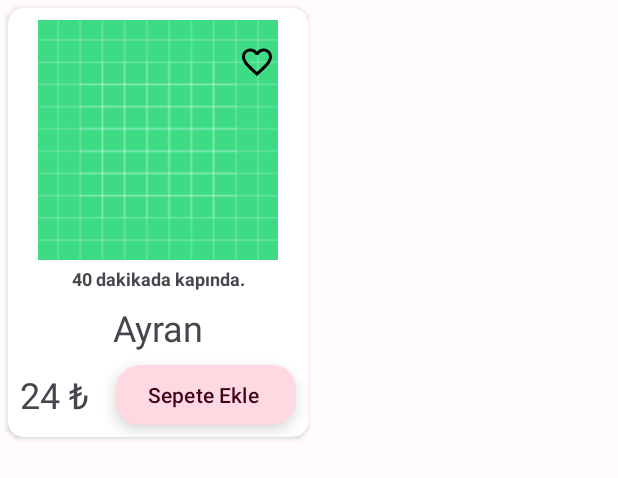
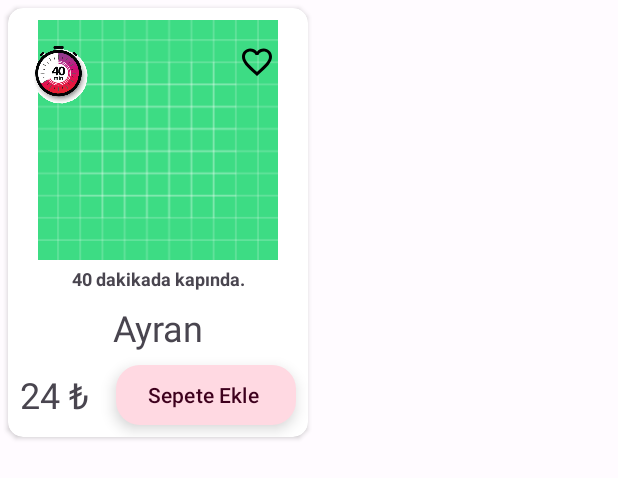
Before and after one commit to muratalarcin/MealExpressApp, an Android app: the layout anasayfa_row.xml on its own in the app's theme, with its tools: preview values and no code run, on a phone screen of 412 x 824 dp. Shown: the top 478 px of the screen. Run offline under Robolectric (Android 15) with nearby library versions, the phone set to English and light mode, and no system bars.

Commit message:
anasayfa row design

```diff
--- /dev/null
+++ b/app/src/main/java/com/muratalarcin/mealexpress/data/entity/Favoriler.java
@@ -0,0 +1,4 @@
+package com.muratalarcin.mealexpress.data.entity;
+
+public class Favoriler {
+}
--- a/app/src/main/java/com/muratalarcin/mealexpress/ui/viewmodel/appviewmodel/DetayViewModel.java
+++ b/app/src/main/java/com/muratalarcin/mealexpress/ui/viewmodel/appviewmodel/DetayViewModel.java
@@ -4,8 +4,11 @@ import androidx.lifecycle.LiveData;
 import androidx.lifecycle.MutableLiveData;
 import androidx.lifecycle.ViewModel;
 
+import com.muratalarcin.mealexpress.data.entity.Favoriler;
 import com.muratalarcin.mealexpress.data.entity.Yemekler;
 import com.muratalarcin.mealexpress.data.repo.YemeklerDaoRepository;
+
+import java.util.List;
 
 import javax.inject.Inject;
 
@@ -16,6 +19,7 @@ public class DetayViewModel extends ViewModel {
     public YemeklerDaoRepository yrepo;
     private MutableLiveData<Integer> siparisAdet = new MutableLiveData<>();
     private MutableLiveData<Double> toplamFiyat = new MutableLiveData<>();
+    public MutableLiveData<List<Favoriler>> favoriListesi;
     private Yemekler gelenYemek;
 
     @Inject
--- a/app/src/main/res/layout/anasayfa_row.xml
+++ b/app/src/main/res/layout/anasayfa_row.xml
@@ -35,6 +35,15 @@
                     tools:layout_editor_absoluteY="8dp" />
 
                 <ImageView
+                    android:id="@+id/imageView2"
+                    android:layout_width="40dp"
+                    android:layout_height="40dp"
+                    android:layout_marginStart="16dp"
+                    android:layout_marginTop="16dp"
+                    app:srcCompat="@drawable/timer" />
+
+                <ImageView
+                    android:id="@+id/favButton"
                     android:layout_width="wrap_content"
                     android:layout_height="wrap_content"
                     android:layout_marginStart="154dp"
--- a/app/src/main/res/values/strings.xml
+++ b/app/src/main/res/values/strings.xml
@@ -1,5 +1,5 @@
 <resources>
-    <string name="app_name">MealExpress</string>
+    <string name="app_name">Meal Express</string>
     <!-- TODO: Remove or change this placeholder text -->
     <string name="hello_blank_fragment">Hello blank fragment</string>
 </resources>
```
